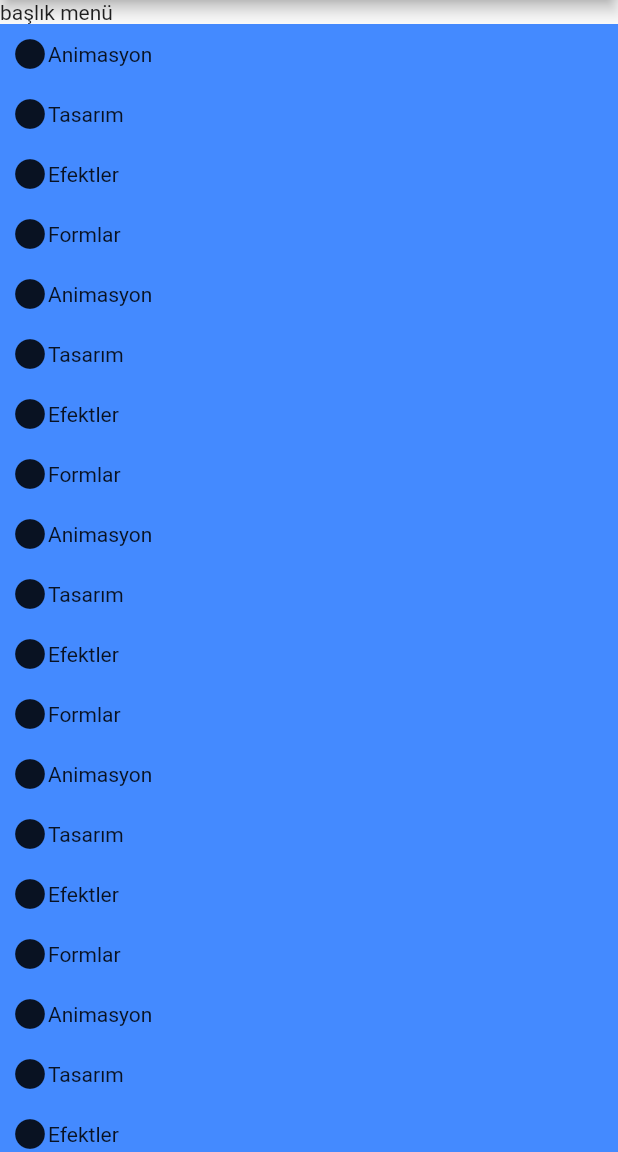
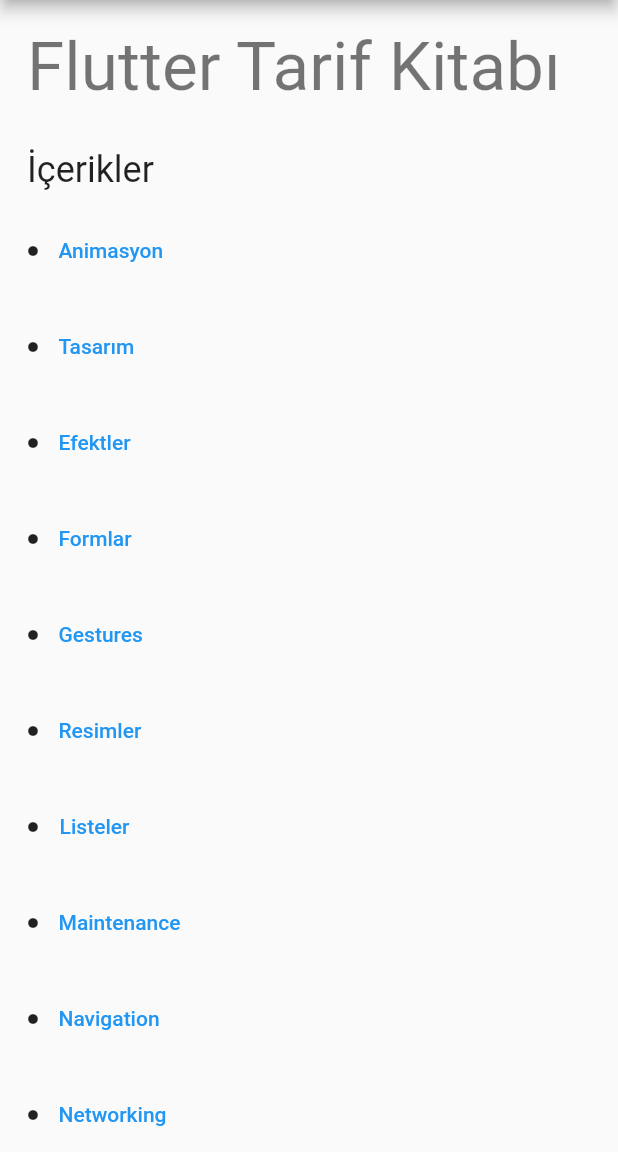
Before and after one commit to dershub/trflutterdocs, a Flutter app: the screen it shows after launch, on a phone screen of 412 x 824 dp, the part 84-1236 px from its top. Run offline on Flutter 3.47's test engine with Material 2 defaults, Android fonts, the phone set to English and light mode, and no system bars.

Commit message:
İçerikler kısmı tamamlandı.

```diff
--- a/lib/anasayfa.dart
+++ b/lib/anasayfa.dart
@@ -35,12 +35,19 @@
           Expanded(
             flex: 2,
             child: Scrollbar(
-              child: ListView(
-                children: [
-                  Text("başlık menü"),
-                  if (genislik < 700) Contents(contentsAcikMi: contentsAcikMi),
-                  CookbookMain(),
-                ],
+              child: Padding(
+                padding: const EdgeInsets.all(10.0),
+                child: ListView(
+                  children: [
+                    Padding(
+                      padding: const EdgeInsets.all(8.0),
+                      child: Text("Flutter Tarif Kitabı",
+                          style: Theme.of(context).textTheme.headline3),
+                    ),
+                    if (genislik < 700) Contents(contentsAcikMi: contentsAcikMi),
+                    CookbookMain(),
+                  ],
+                ),
               ),
             ),
           ),
--- a/lib/contents.dart
+++ b/lib/contents.dart
@@ -1,3 +1,4 @@
+import 'package:docs/models/contents_title_item.dart';
 import 'package:flutter/material.dart';
 
 class Contents extends StatelessWidget {
@@ -7,50 +8,40 @@
 
   @override
   Widget build(BuildContext context) {
-    return Container(
-      color: Colors.blueAccent,
-      child: Column(
+    return Column(
       children: [
-          for (String title in contents['main']['contents'])
+        Row(
+          children: [
+            Padding(
+              padding: const EdgeInsets.only(left: 8.0, top: 20, bottom: 8),
+              child: Text(
+                'İçerikler',
+                style: Theme.of(context).textTheme.headline5,
+              ),
+            ),
+          ],
+        ),
+        for (ContentsTitleItem content in contents)
           Padding(
             padding: const EdgeInsets.all(8.0),
             child: Row(
               children: [
-                  if (contentsAcikMi) Icon(Icons.circle),
-                  Text(title),
+                if (contentsAcikMi)
+                  Icon(
+                    Icons.circle,
+                    size: 8,
+                    color: Colors.black87,
+                  ),
+                SizedBox(width: 5),
+                TextButton(
+                  onPressed: () => print(content.rota),
+                  child: Text(content.title),
+                  focusNode: FocusNode(),
+                ),
               ],
             ),
           ),
       ],
-      ),
     );
   }
 }
-
-var contents = {
-  'main': {
-    'contents': [
-      'Animasyon',
-      'Tasarım',
-      'Efektler',
-      'Formlar',
-      'Animasyon',
-      'Tasarım',
-      'Efektler',
-      'Formlar',
-      'Animasyon',
-      'Tasarım',
-      'Efektler',
-      'Formlar',
-      'Animasyon',
-      'Tasarım',
-      'Efektler',
-      'Formlar',
-      'Animasyon',
-      'Tasarım',
-      'Efektler',
-      'Formlar'
-    ],
-    'onClick': ['animation']
-  }
-};
--- a/lib/models/contents_title_item.dart
+++ b/lib/models/contents_title_item.dart
@@ -1,4 +1,22 @@
 class ContentsTitleItem {
-  String title;
-  String rota;
+  final String title;
+  final String rota;
+
+  const ContentsTitleItem({this.title, this.rota});
 }
+
+const List<ContentsTitleItem> contents = const [
+  const ContentsTitleItem(title: 'Animasyon', rota: 'animasyon'),
+  const ContentsTitleItem(title: 'Tasarım', rota: 'tasarim'),
+  const ContentsTitleItem(title: 'Efektler', rota: 'efekt'),
+  const ContentsTitleItem(title: 'Formlar', rota: 'formlar'),
+  const ContentsTitleItem(title: 'Gestures', rota: 'animasyon'),
+  const ContentsTitleItem(title: 'Resimler', rota: 'resim'),
+  const ContentsTitleItem(title: 'Listeler', rota: 'liste'),
+  const ContentsTitleItem(title: 'Maintenance', rota: 'maintenance'),
+  const ContentsTitleItem(title: 'Navigation', rota: 'animasyon'),
+  const ContentsTitleItem(title: 'Networking ', rota: 'networking '),
+  const ContentsTitleItem(title: 'Persistence ', rota: 'persistence'),
+  const ContentsTitleItem(title: 'Plugins ', rota: 'plugins'),
+  const ContentsTitleItem(title: 'TESTING', rota: 'testing'),
+];
```
Lines whose indentation alone changed are shown as unchanged.
